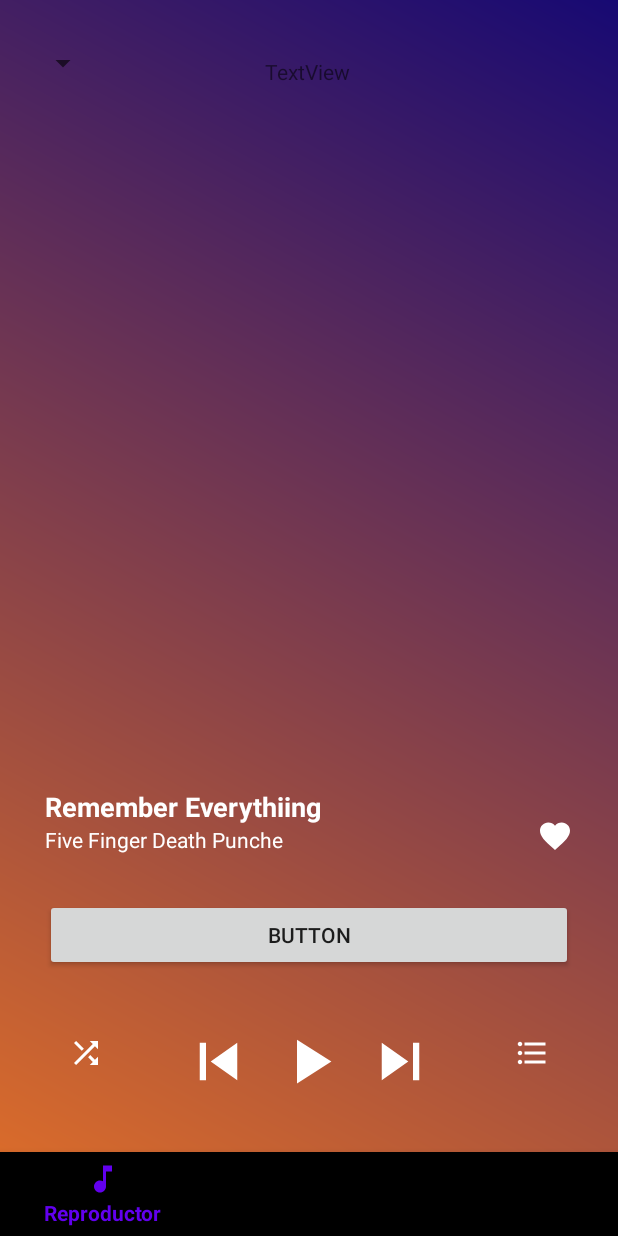
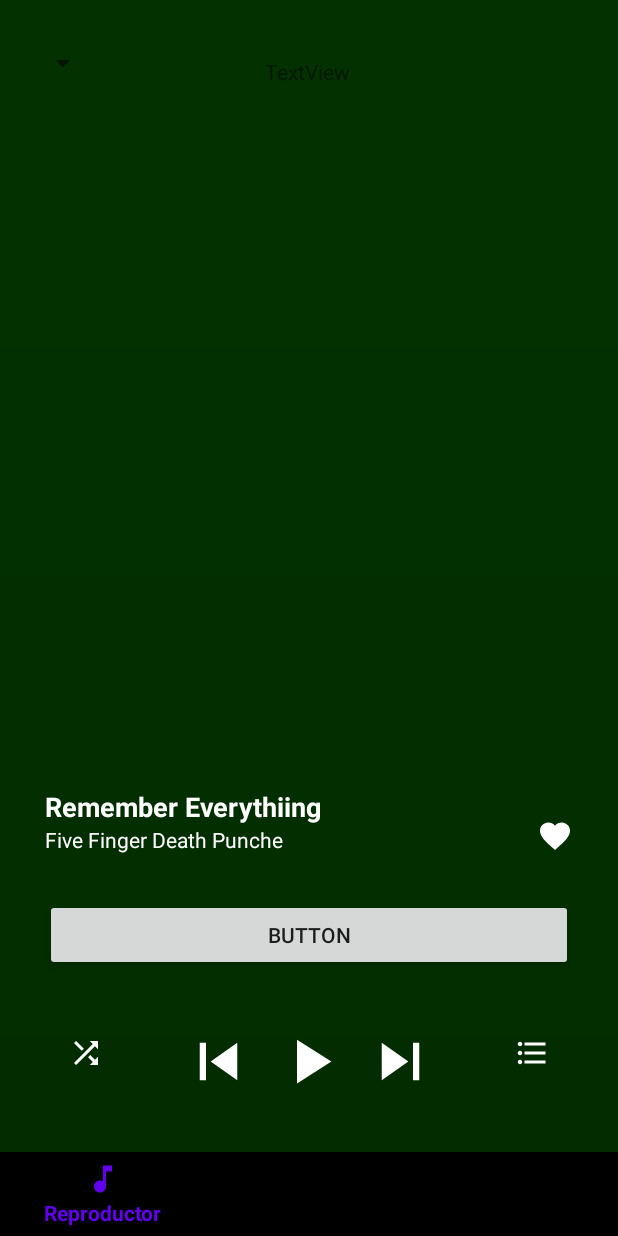
Before and after one commit to jcarloshg/demon_reproductor_musica, an Android app: the screen it shows after launch (MainActivity), on a phone screen of 412 x 824 dp. Run offline under Robolectric (Android 15) with nearby library versions, the phone set to English and light mode, and no system bars; our stand-ins replace navigation-ui.

```diff
--- a/app/src/main/java/com/example/demonreproductormusica/MainActivity.java
+++ b/app/src/main/java/com/example/demonreproductormusica/MainActivity.java
@@ -47,7 +47,6 @@ public class MainActivity extends AppCompatActivity {
         // navigation
         fragment_reproductor = new ReproductorFragment();
         fragment_bibloteca = new BiblotecaFragment();
-        ((BiblotecaFragment) fragment_bibloteca).setContext(context);
 
         bottomNavigationView = findViewById(R.id.nav_view);
 
--- a/app/src/main/res/drawable/background.xml
+++ b/app/src/main/res/drawable/background.xml
@@ -1,8 +1,8 @@
 <?xml version="1.0" encoding="utf-8"?>
 <shape xmlns:android="http://schemas.android.com/apk/res/android">
     <gradient
-        android:angle="45"
-        android:endColor="@color/azul_marino"
-        android:startColor="@color/naranja"
+        android:angle="90"
+        android:endColor="#033200"
+        android:startColor="#032D00"
         />
 </shape>
--- a/app/src/main/res/values/colors.xml
+++ b/app/src/main/res/values/colors.xml
@@ -11,4 +11,7 @@
     <color name="rojo">#bf2e21</color>
 
     <color name="white">#ffffff</color>
+
+    <color name="background">#424242</color>
+
 </resources>
```
Also changed, not shown: app/src/main/java/com/example/demonreproductormusica/BiblotecaFragment.java (+8 -3 lines).
